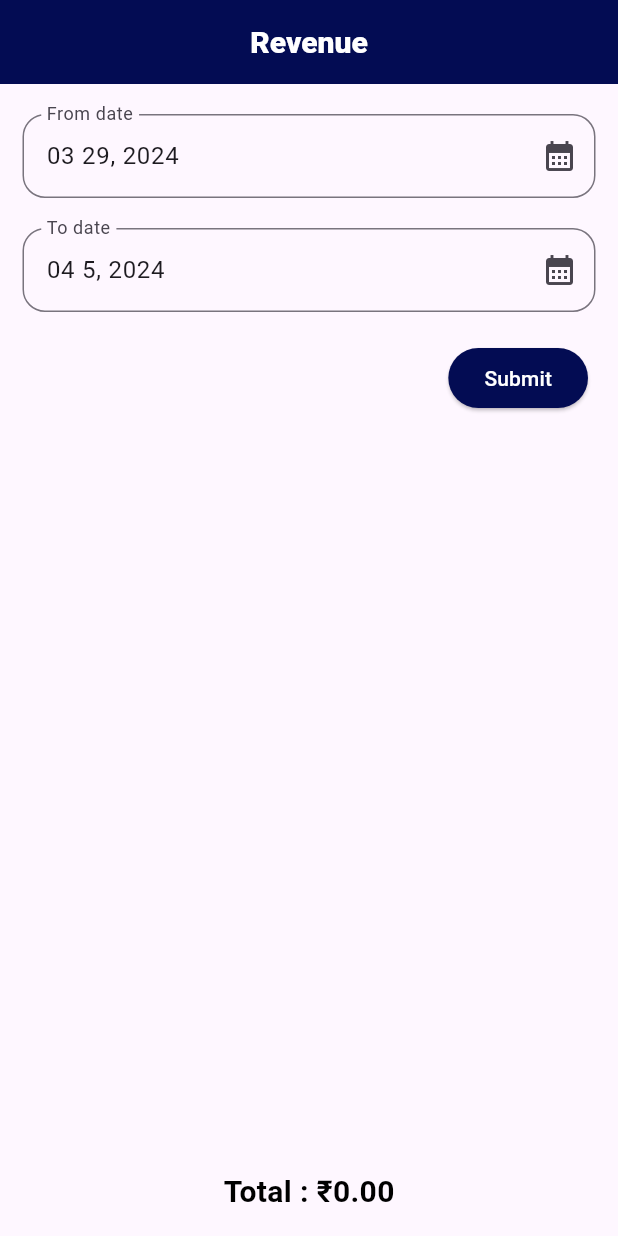
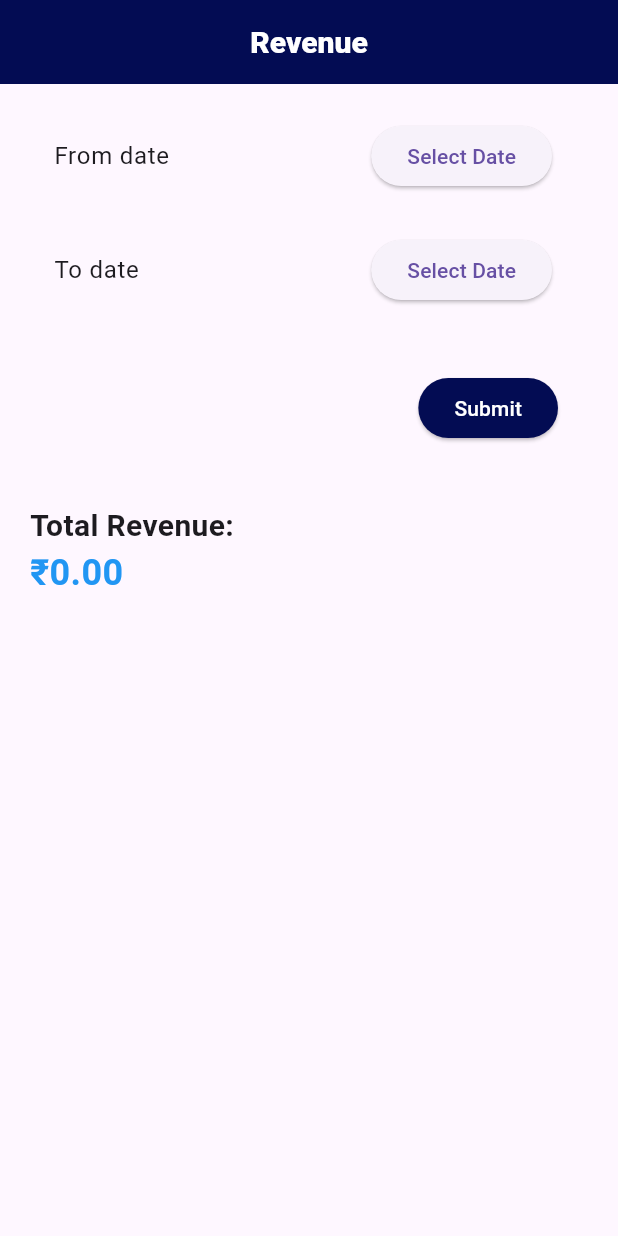
Before and after one commit to Hrithunath/room_rent_app, a Flutter app: the Revenue screen opened directly, on a phone screen of 412 x 824 dp. Run offline on Flutter 3.47's test engine with Material 3 defaults, Android fonts, the phone set to English and light mode, and no system bars; our stand-ins replace animated_splash_screen, easy_search_bar, hive, hive_flutter, image_picker, lottie; accounts and stored records are empty.

Commit message:
revenue2

```diff
--- a/lib/model/room_model.dart
+++ b/lib/model/room_model.dart
@@ -22,7 +22,7 @@ class RoomModel extends HiveObject {
   @HiveField(8)
   bool isOccupied;
   @HiveField(9)
-  final String? dateOccupied;
+  final DateTime? dateOccupied;
   RoomModel(
       {required this.room,
       required this.floor,
--- a/lib/screens/revenue.dart
+++ b/lib/screens/revenue.dart
@@ -3,11 +3,10 @@ import 'package:intl/intl.dart';
 
 import 'package:room_rent_app/services/room_services.dart';
 import 'package:room_rent_app/widgets/refactor_button.dart';
-import 'package:room_rent_app/widgets/refactor_calender.dart';
 import 'package:room_rent_app/widgets/refactor_revenue.dart';
 
 class Revenue extends StatefulWidget {
-  const Revenue({super.key});
+  const Revenue({Key? key}) : super(key: key);
 
   @override
   State<Revenue> createState() => _RevenueState();
@@ -15,162 +14,143 @@ class Revenue extends StatefulWidget {
 
 class _RevenueState extends State<Revenue> {
   final _formKey = GlobalKey<FormState>();
-  final _fromDateController = TextEditingController();
-  final _toDateController = TextEditingController();
-  final Widget divider = const SizedBox(
-    height: 20,
-  );
+  DateTime? _fromDate;
+  DateTime? _toDate;
   double totalRevenue = 0;
-
-  @override
-  void initState() {
-    _fromDateController.text = DateFormat('MM d, yyyy')
-        .format(DateTime.now().subtract(const Duration(days: 7)));
-    _toDateController.text = DateFormat('MM d, yyyy').format(DateTime.now());
-    fetchdata();
-    super.initState();
-  }
 
   @override
   Widget build(BuildContext context) {
     return Scaffold(
       appBar: AppBar(
-        title: const Center(child: Text('Revenue')),
+        title: const Text('Revenue'),
+        centerTitle: true,
       ),
       body: SafeArea(
+        child: Padding(
+          padding: const EdgeInsets.all(20.0),
           child: Column(
+            crossAxisAlignment: CrossAxisAlignment.start,
             children: [
-            Form(
-              key: _formKey,
-              child: Column(
-                children: [
-                  divider,
-                  customtextFeildcalender(
-                      controller: _fromDateController,
-                      onTapcalender: () async {
-                        DateTime? pickedDate = await showDatePicker(
-                          context: context,
-                          initialDate: DateTime.now(),
-                          firstDate: DateTime(
-                              2001), //DateTime.now() - not to allow to choose before today.
-                          lastDate: DateTime.now(),
-                        );
-                        if (pickedDate != null) {
-                          String toDate =
-                              DateFormat('MM d, yyyy').format(pickedDate);
-                          setState(() {
-                            _toDateController.text = toDate;
-                          });
-                        }
-                      },
-                      labeltext: 'From date',
-                      validator: (value) {
-                        if (value == null || value.isEmpty) {
-                          return 'From date should not be empty';
-                        } else {
-                          return null;
-                        }
-                      },
-                      autovalidateMode: AutovalidateMode.onUserInteraction),
-                  const SizedBox(
-                    height: 20,
-                  ),
-                  customtextFeildcalender(
-                      controller: _toDateController,
-                      onTapcalender: () async {
-                        DateTime? pickedDate = await showDatePicker(
-                          context: context,
-                          initialDate: DateTime.now(),
-                          firstDate: DateTime(
-                              2001), //DateTime.now() - not to allow to choose before today.
-                          lastDate: DateTime.now(),
-                        );
-                        if (pickedDate != null) {
-                          String toDate =
-                              DateFormat('MM d, yyyy').format(pickedDate);
-                          setState(() {
-                            _toDateController.text = toDate;
-                          });
-                        }
-                      },
-                      labeltext: 'To date',
-                      validator: (value) {
-                        if (value == null || value.isEmpty) {
-                          return 'To date should not be empty';
-                        } else {
-                          return null;
-                        }
-                      },
-                      autovalidateMode: AutovalidateMode.onUserInteraction),
-                  button(
-                      buttonText: 'Submit',
-                      buttonPressed: () => onSubmitButtonClicked(context)),
+              _buildDateForm(),
+              const SizedBox(height: 20),
+              _buildTotalRevenueDisplay(),
+              const SizedBox(height: 20),
+              Expanded(child: revenuelist()),
             ],
           ),
-
-            ),
-             revenuelist(),
-            Padding(
-              padding: const EdgeInsets.all(15.0),
-              child: Text(
-                'Total : ₹${totalRevenue.toStringAsFixed(2)}',
-                style: const TextStyle(
-                    fontSize: 20.0,
-                    color: Colors.black,
-                    fontWeight: FontWeight.bold),
-              ),
-            )
-          ],
         ),
       ),
     );
   }
 
-  Future<void> onSubmitButtonClicked(BuildContext context) async {
-    final fromdate = _fromDateController.text.trim();
-    final todate = _toDateController.text.trim();
+  Widget _buildDateForm() {
+    return Form(
+      key: _formKey,
+      child: Column(
+        children: [
+          _buildDateFormField(
+            labelText: 'From date',
+            selectedDate: _fromDate,
+            selectDate: (DateTime? date) {
+              setState(() {
+                _fromDate = date;
+              });
+            },
+          ),
+          const SizedBox(height: 20),
+          _buildDateFormField(
+            labelText: 'To date',
+            selectedDate: _toDate,
+            selectDate: (DateTime? date) {
+              setState(() {
+                _toDate = date;
+              });
+            },
+          ),
+          const SizedBox(height: 20),
+          button(
+            buttonText: 'Submit',
+            buttonPressed: _onSubmitButtonClicked,
+          ),
+        ],
+      ),
+    );
+  }
 
-    if (fromdate.isEmpty || todate.isEmpty) {
+  Widget _buildDateFormField({
+    required String labelText,
+    required DateTime? selectedDate,
+    required void Function(DateTime?) selectDate,
+  }) {
+    return ListTile(
+      title: Text(labelText),
+      trailing: ElevatedButton(
+        onPressed: () => _selectDate(context, selectedDate, selectDate),
+        child: const Text('Select Date'),
+      ),
+      subtitle: selectedDate != null
+          ? Text(DateFormat('MM d, yyyy').format(selectedDate))
+          : null,
+    );
+  }
+
+  Future<void> _selectDate(
+    BuildContext context,
+    DateTime? initialDate,
+    void Function(DateTime?) onDateSelected,
+  ) async {
+    final DateTime? pickedDate = await showDatePicker(
+      context: context,
+      initialDate: initialDate ?? DateTime.now(),
+      firstDate: DateTime(2001),
+      lastDate: DateTime.now(),
+    );
+    if (pickedDate != null) {
+      onDateSelected(pickedDate);
+    }
+  }
+
+  Widget _buildTotalRevenueDisplay() {
+    return Column(
+      crossAxisAlignment: CrossAxisAlignment.start,
+      children: [
+        Text(
+          'Total Revenue:',
+          style: TextStyle(fontSize: 20, fontWeight: FontWeight.bold),
+        ),
+        Text(
+          '₹${totalRevenue.toStringAsFixed(2)}',
+          style: TextStyle(
+            fontSize: 24,
+            fontWeight: FontWeight.bold,
+            color: Colors.blue,
+          ),
+        ),
+      ],
+    );
+  }
+
+  Future<void> _onSubmitButtonClicked() async {
+    if (_fromDate == null || _toDate == null) {
       return;
     }
 
-    final DateFormat dateFormat = DateFormat("M/d/yyyy 'at' H");
-    DateTime fromDate;
-    DateTime toDate;
-
-    try {
-      fromDate = dateFormat.parse(fromdate);
-      toDate = dateFormat.parse(todate);
-    } catch (e) {
-      // ignore: avoid_print
-      print('Error parsing date: $e');
-      return;
-    }
-    if (fromDate.isAfter(toDate)) {
-      ScaffoldMessenger.of(context).showSnackBar(const SnackBar(
+    if (_fromDate!.isAfter(_toDate!)) {
+      ScaffoldMessenger.of(context).showSnackBar(
+        const SnackBar(
           behavior: SnackBarBehavior.floating,
           backgroundColor: Colors.red,
           margin: EdgeInsets.all(10),
           content: Text('Select From date before To date'),
-      ));
-      _fromDateController.text = DateFormat('MM d, yyyy')
-          .format(DateTime.now().subtract(const Duration(days: 7)));
-      _toDateController.text = DateFormat('MM d, yyyy').format(DateTime.now());
+        ),
+      );
+      return;
     }
 
-    getRevenue(fromdate, todate);
-    fetchdata();
-  }
-
-  void _updateTotalRevenue() async {
-    final rev =
-        await getRevenue(_fromDateController.text, _toDateController.text);
+    // Pass DateTime objects to the getRevenue function
+    final revenue = await getRevenue(_fromDate!, _toDate!);
     setState(() {
-      totalRevenue = rev;
+      totalRevenue = revenue;
     });
   }
-
- void  fetchdata() async {
-    _updateTotalRevenue();
 }
-}
```
Also changed, not shown: lib/notes.dart (deleted, +0 -29 lines), lib/screens/home.dart (+8 -11 lines), lib/screens/notes.dart (added, +98 -0 lines), lib/services/room_services.dart (+15 -27 lines), lib/model/room_model.g.dart. Lines whose indentation alone changed are shown as unchanged.
